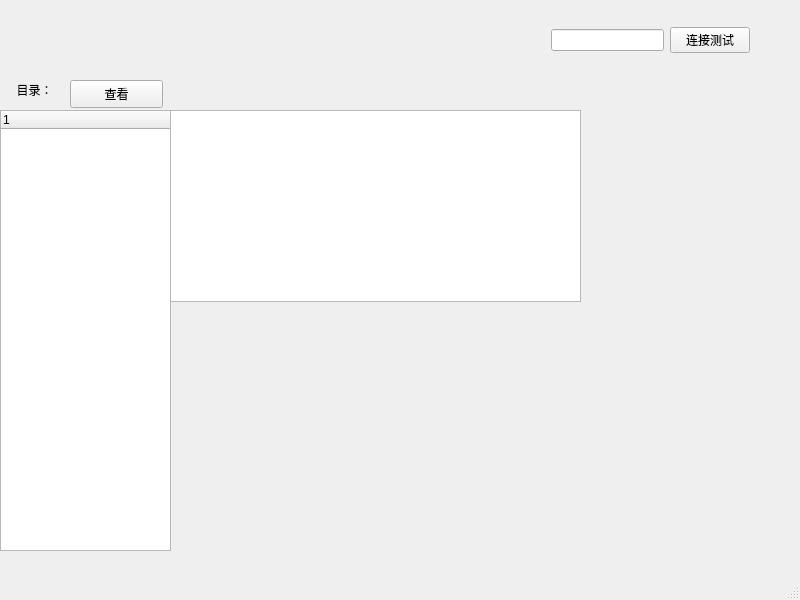
Old version of the form RemoteClient/mainwindow.ui in the repository Aweranx/RemoteCTRL.
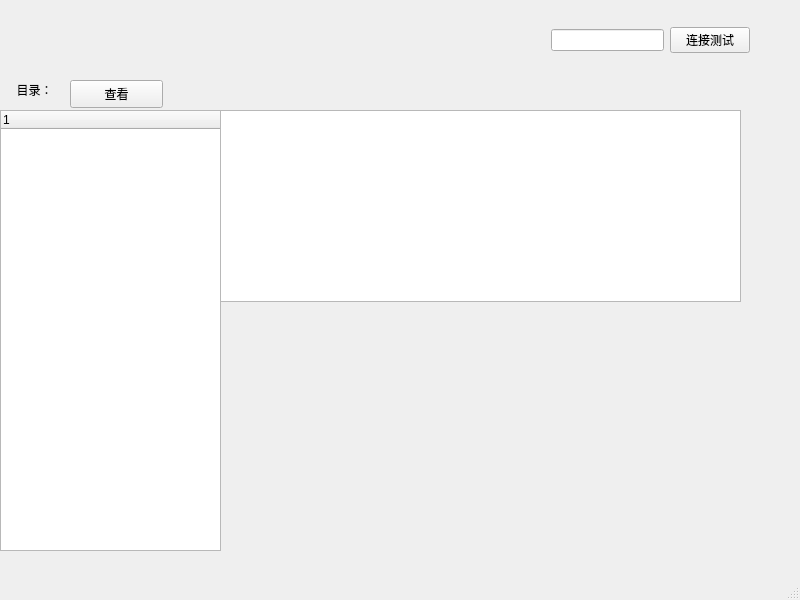
New version of the form. Custom widgets are drawn as their Qt base class.

Commit message: 基本完成文件操作，剩下传输画面和锁屏

```diff
--- a/RemoteClient/mainwindow.ui
+++ b/RemoteClient/mainwindow.ui
@@ -92,17 +92,22 @@
      <rect>
       <x>0</x>
       <y>110</y>
-      <width>171</width>
+      <width>221</width>
       <height>441</height>
      </rect>
     </property>
+    <column>
+     <property name="text">
+      <string notr="true">1</string>
+     </property>
+    </column>
    </widget>
    <widget class="QListWidget" name="fileList">
     <property name="geometry">
      <rect>
-      <x>170</x>
+      <x>220</x>
       <y>110</y>
-      <width>411</width>
+      <width>521</width>
       <height>192</height>
      </rect>
     </property>
```
The commit also changes 7 other files.
